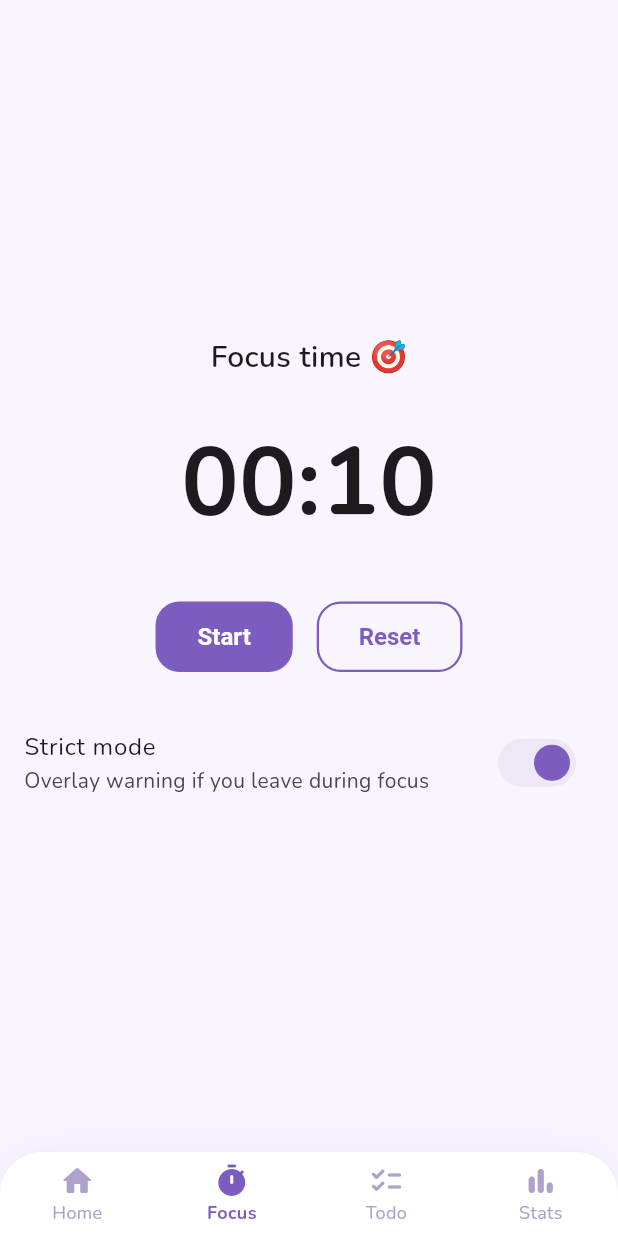
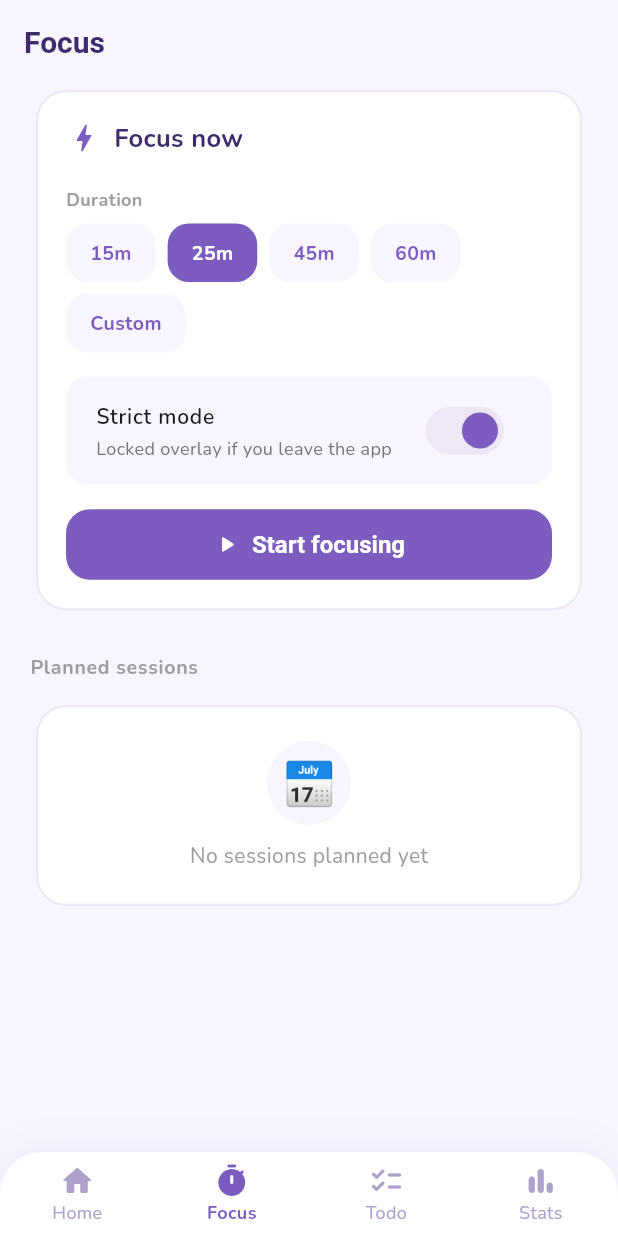
Before and after one commit to Thioosha/nowpal, a Flutter app: the screen it shows after launch, item 2 of the bottom bar chosen, after a tap on "Strict mode", on a phone screen of 412 x 824 dp. Run offline on Flutter 3.47's test engine with Material 3 defaults, Android fonts, the light colour scheme and no system bars; our stand-ins replace fl_chart, shared_preferences; missing offline and left inert: android_intent_plus, flutter_overlay_window.

Commit message:
Focus now

```diff
--- a/lib/screens/focus_screen.dart
+++ b/lib/screens/focus_screen.dart
@@ -1,10 +1,7 @@
-import 'dart:async';
 import 'package:flutter/material.dart';
 import 'package:provider/provider.dart';
-import 'package:shared_preferences/shared_preferences.dart';
-import 'package:flutter_overlay_window/flutter_overlay_window.dart';
 import '../providers/todo_provider.dart';
-import 'package:android_intent_plus/android_intent.dart';
+import 'active_session_screen.dart';
 
 class FocusScreen extends StatefulWidget {
   const FocusScreen({super.key});
@@ -13,172 +10,58 @@ class FocusScreen extends StatefulWidget {
   State<FocusScreen> createState() => _FocusScreenState();
 }
 
-class _FocusScreenState extends State<FocusScreen> with WidgetsBindingObserver {
+class _FocusScreenState extends State<FocusScreen> {
   int _focusMinutes = 25;
   int _breakMinutes = 5;
+  bool _strictMode = false;
+  final List<int> _presets = [15, 25, 45, 60];
 
-  int _secondsLeft = 10;
-  bool _isRunning = false;
-  bool _isBreak = false;
-  bool _strictMode = false;
-
-  Timer? _timer;
-  StreamSubscription? _overlaySubscription;
-
-  @override
-  void initState() {
-    super.initState();
-    WidgetsBinding.instance.addObserver(this);
-    _listenToOverlay();
+  void _pickCustomDuration() async {
+    final controller = TextEditingController(text: '$_focusMinutes');
+    final result = await showDialog<int>(
+      context: context,
+      builder: (context) => AlertDialog(
+        shape: RoundedRectangleBorder(borderRadius: BorderRadius.circular(20)),
+        title: const Text('Custom duration'),
+        content: TextField(
+          controller: controller,
+          keyboardType: TextInputType.number,
+          decoration: const InputDecoration(suffixText: 'minutes'),
+          autofocus: true,
+        ),
+        actions: [
+          TextButton(
+            onPressed: () => Navigator.pop(context),
+            child: const Text('Cancel'),
+          ),
+          ElevatedButton(
+            onPressed: () {
+              final value = int.tryParse(controller.text);
+              if (value != null && value > 0) {
+                Navigator.pop(context, value);
               }
-
-  void _listenToOverlay() {
-    try {
-      _overlaySubscription = FlutterOverlayWindow.overlayListener.listen((
-        event,
-      ) async {
-        debugPrint('OVERLAY EVENT RECEIVED: $event');
-        if (event == "return_to_app") {
-          debugPrint('LAUNCHING INTENT...');
-          final intent = AndroidIntent(
-            action: 'action_main',
-            category: 'category_launcher',
-            package: 'com.example.nowpal',
-            flags: [268435456, 67108864],
+            },
+            child: const Text('Set'),
+          ),
+        ],
+      ),
     );
-          await intent.launch();
-          debugPrint('INTENT LAUNCHED');
-        }
-      });
-    } catch (e) {
-      debugPrint('Overlay listener already active: $e');
+    if (result != null) {
+      setState(() => _focusMinutes = result);
     }
   }
 
-  @override
-  void didChangeAppLifecycleState(AppLifecycleState state) async {
-    debugPrint(
-      'LIFECYCLE STATE: $state | strict: $_strictMode | running: $_isRunning | break: $_isBreak',
-    );
-
-    if (state == AppLifecycleState.paused &&
-        _strictMode &&
-        _isRunning &&
-        !_isBreak) {
-      // pause the timer itself, not just the countdown display
-      _timer?.cancel();
-
-      final permitted = await FlutterOverlayWindow.isPermissionGranted();
-      debugPrint('OVERLAY PERMISSION GRANTED: $permitted');
-      try {
-        await FlutterOverlayWindow.showOverlay(
-          height: WindowSize.matchParent,
-          width: WindowSize.matchParent,
-          alignment: OverlayAlignment.center,
-          flag: OverlayFlag.focusPointer,
-          enableDrag: false,
-        );
-        debugPrint('SHOW OVERLAY CALLED — no error thrown');
-      } catch (e) {
-        debugPrint('SHOW OVERLAY ERROR: $e');
-      }
-    }
-
-    if (state == AppLifecycleState.resumed &&
-        _strictMode &&
-        _isRunning &&
-        !_isBreak) {
-      // user came back — resume the countdown
-      _startTimer();
-    }
-  }
-
-  Future<bool> _requestOverlayPermission() async {
-    final status = await FlutterOverlayWindow.isPermissionGranted();
-    if (!status) {
-      final granted = await FlutterOverlayWindow.requestPermission();
-      return granted ?? false;
-    }
-    return true;
-  }
-
-  void _toggleStrictMode(bool value) async {
-    if (value) {
-      final granted = await _requestOverlayPermission();
-      if (!granted) {
-        if (mounted) {
-          ScaffoldMessenger.of(context).showSnackBar(
-            const SnackBar(
-              content: Text('Overlay permission needed for strict mode'),
+  void _startSession() {
+    Navigator.push(
+      context,
+      MaterialPageRoute(
+        builder: (context) => ActiveSessionScreen(
+          focusMinutes: _focusMinutes,
+          breakMinutes: _breakMinutes,
+          strictMode: _strictMode,
+        ),
       ),
     );
-        }
-        return;
-      }
-    }
-    setState(() => _strictMode = value);
-  }
-
-  void _startTimer() {
-    _timer
-        ?.cancel(); // NEW — prevent double timers if called while one's active
-    setState(() => _isRunning = true);
-
-    _timer = Timer.periodic(const Duration(seconds: 1), (timer) {
-      if (_secondsLeft > 0) {
-        setState(() {
-          _secondsLeft--;
-        });
-      } else {
-        _switchMode();
-      }
-    });
-  }
-
-  void _pauseTimer() {
-    _timer?.cancel();
-    setState(() => _isRunning = false);
-  }
-
-  void _resetTimer() {
-    _timer?.cancel();
-    setState(() {
-      _isRunning = false;
-      _isBreak = false;
-      _secondsLeft = _focusMinutes * 60;
-    });
-  }
-
-  void _switchMode() async {
-    _timer?.cancel();
-
-    if (!_isBreak) {
-      final prefs = await SharedPreferences.getInstance();
-      final sessionsRaw = prefs.getStringList('focus_sessions') ?? [];
-      final today = DateTime.now().toIso8601String().substring(0, 10);
-      sessionsRaw.add('$today|$_focusMinutes');
-      await prefs.setStringList('focus_sessions', sessionsRaw);
-    }
-
-    setState(() {
-      _isBreak = !_isBreak;
-      _secondsLeft = _isBreak ? _breakMinutes * 60 : _focusMinutes * 60;
-    });
-    _startTimer();
-  }
-
-  String _formatTime(int seconds) {
-    final minutes = seconds ~/ 60;
-    final secs = seconds % 60;
-    return '${minutes.toString().padLeft(2, '0')}:${secs.toString().padLeft(2, '0')}';
-  }
-
-  @override
-  void dispose() {
-    WidgetsBinding.instance.removeObserver(this);
-    _overlaySubscription?.cancel();
-    _timer?.cancel();
-    super.dispose();
   }
 
   @override
@@ -186,66 +69,188 @@ class _FocusScreenState extends State<FocusScreen> with WidgetsBindingObserver {
     final currentTask = context.watch<TodoProvider>().currentTask;
 
     return Scaffold(
+      appBar: AppBar(title: const Text('Focus')),
       body: SafeArea(
-        child: Center(
+        child: ListView(
+          padding: const EdgeInsets.fromLTRB(20, 0, 20, 24),
+          children: [
+            // Focus now card
+            Card(
+              child: Padding(
+                padding: const EdgeInsets.all(20),
                 child: Column(
-            mainAxisAlignment: MainAxisAlignment.center,
+                  crossAxisAlignment: CrossAxisAlignment.start,
                   children: [
-              if (currentTask != null) ...[
+                    Row(
+                      children: [
+                        Icon(
+                          Icons.bolt_rounded,
+                          color: const Color(0xFF7C5CBF),
+                        ),
+                        const SizedBox(width: 8),
+                        const Text(
+                          'Focus now',
+                          style: TextStyle(
+                            fontSize: 17,
+                            fontWeight: FontWeight.w700,
+                            color: Color(0xFF3D2B6B),
+                          ),
+                        ),
+                      ],
+                    ),
+                    const SizedBox(height: 4),
+                    if (currentTask != null)
                       Text(
-                  'Working on:',
-                  style: TextStyle(fontSize: 14, color: Colors.grey[600]),
-                ),
-                Text(
-                  currentTask.title,
-                  style: const TextStyle(
-                    fontSize: 18,
-                    fontWeight: FontWeight.w600,
-                  ),
-                  textAlign: TextAlign.center,
+                        'Working on: ${currentTask.title}',
+                        style: TextStyle(fontSize: 13, color: Colors.grey[600]),
                       ),
                     const SizedBox(height: 16),
+
+                    // duration chips
+                    Text(
+                      'Duration',
+                      style: TextStyle(
+                        fontSize: 12,
+                        fontWeight: FontWeight.w700,
+                        color: Colors.grey[500],
+                      ),
+                    ),
+                    const SizedBox(height: 8),
+                    Wrap(
+                      spacing: 8,
+                      runSpacing: 8,
+                      children: [
+                        ..._presets.map(
+                          (min) => _DurationChip(
+                            label: '${min}m',
+                            selected: _focusMinutes == min,
+                            onTap: () => setState(() => _focusMinutes = min),
+                          ),
+                        ),
+                        _DurationChip(
+                          label: _presets.contains(_focusMinutes)
+                              ? 'Custom'
+                              : '${_focusMinutes}m',
+                          selected: !_presets.contains(_focusMinutes),
+                          onTap: _pickCustomDuration,
+                        ),
                       ],
-              Text(
-                _isBreak ? 'Break time 🌿' : 'Focus time 🎯',
-                style: const TextStyle(
-                  fontSize: 20,
+                    ),
+                    const SizedBox(height: 16),
+
+                    // strict mode
+                    Container(
+                      padding: const EdgeInsets.symmetric(horizontal: 4),
+                      decoration: BoxDecoration(
+                        color: const Color(0xFFF8F5FF),
+                        borderRadius: BorderRadius.circular(14),
+                      ),
+                      child: SwitchListTile(
+                        title: const Text(
+                          'Strict mode',
+                          style: TextStyle(
+                            fontSize: 14,
                             fontWeight: FontWeight.w600,
                           ),
                         ),
-              const SizedBox(height: 24),
-              Text(
-                _formatTime(_secondsLeft),
-                style: const TextStyle(
-                  fontSize: 64,
-                  fontWeight: FontWeight.bold,
+                        subtitle: Text(
+                          'Locked overlay if you leave the app',
+                          style: TextStyle(
+                            fontSize: 12,
+                            color: Colors.grey[600],
                           ),
                         ),
-              const SizedBox(height: 32),
-              Row(
-                mainAxisAlignment: MainAxisAlignment.center,
-                children: [
-                  ElevatedButton(
-                    onPressed: _isRunning ? _pauseTimer : _startTimer,
-                    child: Text(_isRunning ? 'Pause' : 'Start'),
+                        value: _strictMode,
+                        onChanged: (v) => setState(() => _strictMode = v),
                       ),
-                  const SizedBox(width: 16),
-                  OutlinedButton(
-                    onPressed: _resetTimer,
-                    child: const Text('Reset'),
+                    ),
+                    const SizedBox(height: 16),
+
+                    SizedBox(
+                      width: double.infinity,
+                      child: ElevatedButton.icon(
+                        onPressed: _startSession,
+                        icon: const Icon(Icons.play_arrow_rounded),
+                        label: const Text('Start focusing'),
+                      ),
                     ),
                   ],
                 ),
+              ),
+            ),
+
             const SizedBox(height: 24),
-              SwitchListTile(
-                title: const Text('Strict mode'),
-                subtitle: const Text(
-                  'Overlay warning if you leave during focus',
+            Text(
+              'Planned sessions',
+              style: TextStyle(
+                fontSize: 13,
+                fontWeight: FontWeight.w700,
+                color: Colors.grey[500],
+                letterSpacing: 0.5,
               ),
-                value: _strictMode,
-                onChanged: _toggleStrictMode,
+            ),
+            const SizedBox(height: 12),
+            Card(
+              child: Padding(
+                padding: const EdgeInsets.all(24),
+                child: Center(
+                  child: Column(
+                    children: [
+                      Container(
+                        width: 56,
+                        height: 56,
+                        decoration: const BoxDecoration(
+                          color: Color(0xFFF8F5FF),
+                          shape: BoxShape.circle,
+                        ),
+                        child: const Center(
+                          child: Text('📅', style: TextStyle(fontSize: 28)),
+                        ),
+                      ),
+                      const SizedBox(height: 10),
+                      Text(
+                        'No sessions planned yet',
+                        style: TextStyle(fontSize: 14, color: Colors.grey[500]),
                       ),
                     ],
+                  ),
+                ),
+              ),
+            ),
+          ],
+        ),
+      ),
+    );
+  }
+}
+
+class _DurationChip extends StatelessWidget {
+  final String label;
+  final bool selected;
+  final VoidCallback onTap;
+
+  const _DurationChip({
+    required this.label,
+    required this.selected,
+    required this.onTap,
+  });
+
+  @override
+  Widget build(BuildContext context) {
+    return GestureDetector(
+      onTap: onTap,
+      child: Container(
+        padding: const EdgeInsets.symmetric(horizontal: 16, vertical: 10),
+        decoration: BoxDecoration(
+          color: selected ? const Color(0xFF7C5CBF) : const Color(0xFFF8F5FF),
+          borderRadius: BorderRadius.circular(14),
+        ),
+        child: Text(
+          label,
+          style: TextStyle(
+            fontSize: 13,
+            fontWeight: FontWeight.w700,
+            color: selected ? Colors.white : const Color(0xFF7C5CBF),
           ),
         ),
       ),
```
Also changed, not shown: lib/screens/active_session_screen.dart (added, +219 -0 lines). Lines whose indentation alone changed are shown as unchanged.
